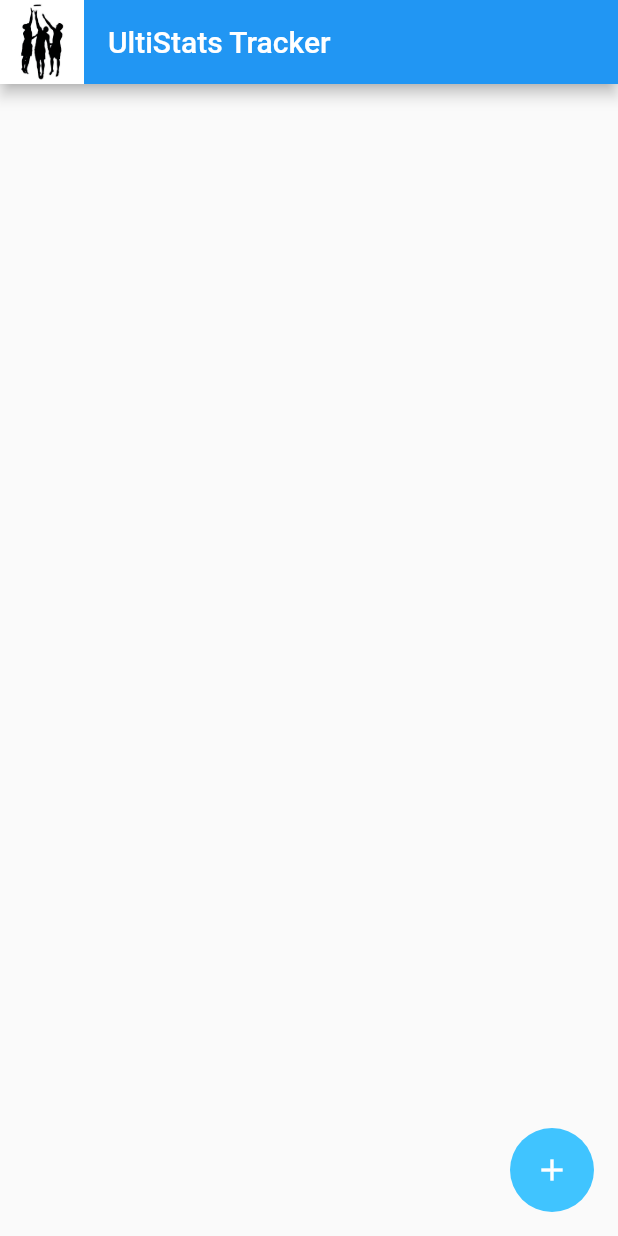
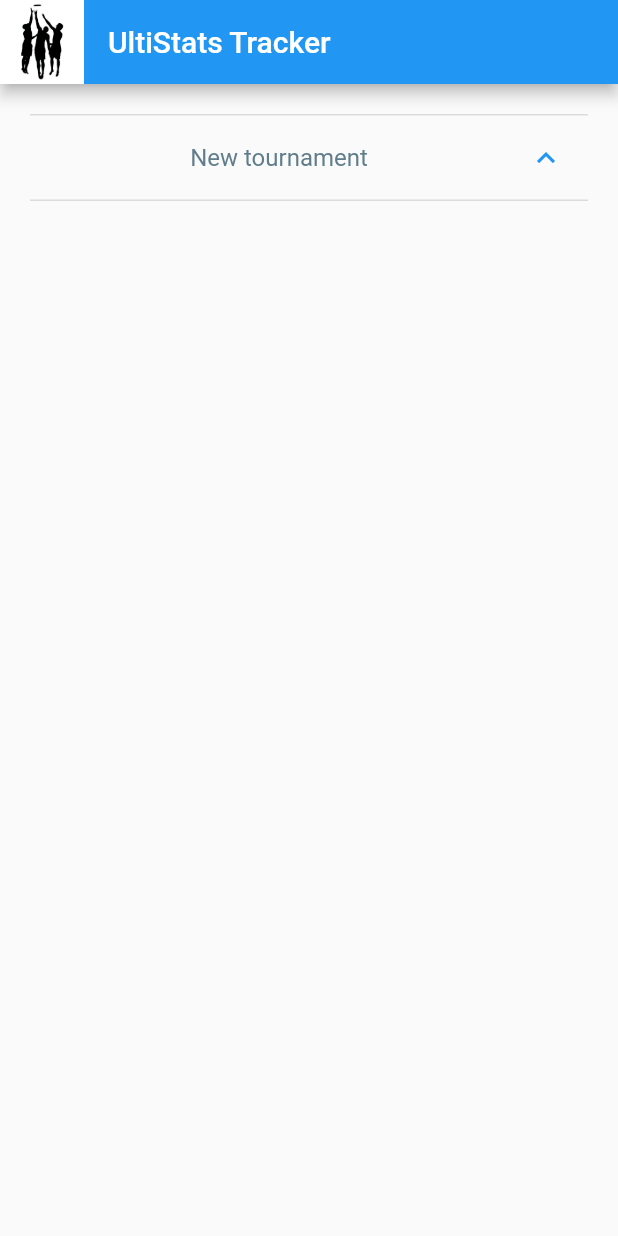
Before and after one commit to boyforever/ultistats_tracker, a Flutter app: the screen it shows after launch, on a phone screen of 412 x 824 dp. Run offline on Flutter 3.47's test engine with Material 2 defaults, Android fonts, the phone set to English and light mode, and no system bars.

Commit message:
ui changed

```diff
--- a/lib/ioclass.dart
+++ b/lib/ioclass.dart
@@ -4,22 +4,16 @@ import 'package:path_provider/path_provider.dart';
 
 class Tournament {
   String id, title, date;
+  int goals=0, assists=0, blocks=0, turnovers=0;
   List<Game> games;
-  Tournament([this.id, this.title, this.date, this.games]);
+  Tournament([this.id, this.title, this.date, this.games, this.goals, this.assists, this.blocks, this.turnovers]);
 }
 class Game {
   String id, tournamentid, home="Bayview", guest;
-  int homeScore, guestScore, goals, assists, blocks, turnovers;
+  int homeScore=0, guestScore=0, goals=0, assists=0, blocks=0, turnovers=0;
   //GameData data;
   Game([this.id, this.tournamentid, this.guest, this.homeScore, this.guestScore, this.goals, this.assists, this.blocks, this.turnovers]);
 }
-// class GameData {
-//   String gameid;
-//   int homeScore, guestScore, goals, assists, blocks, turnovers;
-//   GameData([this.gameid, this.homeScore, this.guestScore, this.goals, this.assists, this.blocks, this.turnovers]);
-// }
-
-// class ContentStorage {
   // Tournament file
   Future<String> get _localPath async {
     final directory = await getApplicationDocumentsDirectory();
@@ -35,7 +29,7 @@ class Game {
       final file = await _localFile("tournaments");
       String contents = await file.readAsString();
       List<String> list = contents.split("|");
-      for(var i = 0; i < list.length; i=i+3) _ts.add(new Tournament(list[i], list[i+1], list[i+2]));
+      for(var i = 0; i < list.length; i=i+3) _ts.add(new Tournament(list[i], list[i+1], list[i+2],new List<Game>(), 0,0,0,0));
     } catch (e) {
     }
     return _ts;
@@ -67,20 +61,3 @@ class Game {
       return file.writeAsString(_x.substring(1), mode: FileMode.WRITE_ONLY);
     } catch(er) { return null;}
   }
-  // game data
-  // Future<GameData> loadGameData(String gameid) async {
-  //   try{
-  //     final file = await _localFile(gameid);
-  //     String contents = await file.readAsString();
-  //     List<String> list = contents.split("|");
-  //     return new GameData(list[0], int.parse(list[1]), int.parse(list[2]), int.parse(list[3]), int.parse(list[4]), int.parse(list[5]), int.parse(list[6]) );
-  //   } catch(e) { return new GameData(gameid, 0,0,0,0,0,0);}
-  // }
-  // Future<File> rewriteGameData(GameData g) async {
-  //   try{
-  //     final file = await _localFile(g.gameid);
-  //     String _x = g.gameid + "|" + g.homeScore.toString() + "|" + g.guestScore.toString() + "|" + g.goals.toString() + "|" + g.assists.toString() + "|" + g.blocks.toString() + "|" + g.turnovers.toString();
-  //     return file.writeAsString(_x, mode: FileMode.WRITE_ONLY);
-  //   }catch(er) { return null;}
-  // }
-// }
--- a/lib/main.dart
+++ b/lib/main.dart
@@ -7,9 +7,6 @@ import 'statsscreen.dart';
 
 void main() => runApp(new MyApp());
 List<Tournament> _tournaments = new List<Tournament>();
-//List<Game> _games = new List<Game>();
-//List<GameData> _gameData = new List<GameData>();
-
 class MyApp extends StatelessWidget {
   @override
   Widget build(BuildContext context) {
@@ -22,72 +19,100 @@ class MyApp extends StatelessWidget {
     );
   }
 }
-
 class TournamentsScreen extends StatefulWidget{
   @override
   TournamentsScreenState createState() => new TournamentsScreenState();
 }
 class TournamentsScreenState extends State<TournamentsScreen>{
-  //List<ListTile> _gamesList = new List<ListTile>();
   @override
   void initState() {
     super.initState();
     loadTournaments().then((List<Tournament> t){
       setState((){
         _tournaments = t;
+        int _g=0, _a=0, _b=0, _o=0;
         for(var _t in _tournaments){
           loadGames(_t.id).then((List<Game> g){
             _t.games = g;
+            if(g!=null){
+              for (var item in g) {
+                _g += item.goals;
+                _a += item.assists;
+                _b += item.blocks;
+                _o += item.turnovers;
+              }
+            }
+            _t.goals = _g;
+            _t.assists = _a;
+            _t.blocks = _b;
+            _t.turnovers = _o;
           });
         }
-        // for(var _g in _games){
-        //   loadGameData(_g.id).then((GameData value){
-        //     _g.data = value;
-        //   });
-        // }
       });
     });
   }
   void nextToStatsScreen(Tournament t, int index){
-    //if(g.data == null) g.data = new GameData(g.id,0,0,0,0,0,0);
     if(t.games[index] != null){
       Navigator.push(context, new MaterialPageRoute(builder: (context) => new StatsScreen(tournament: t, index: index,)));
     }
   }
   List<ListTile> getListOfGames(Tournament t){
     List<ListTile> results = new List<ListTile>();
+    if(t.games == null) {
+      results.add(getEmptyGame(t));
+      return results;
+    }
     for(int i=0; i<t.games.length; i++){
       if(t.games[i] != null){
-        results.add(new ListTile(title: new Text(t.games[i].home + " VS. " + t.games[i].guest , style: new TextStyle(fontSize: 18.0, fontWeight: FontWeight.normal, color: Colors.black),),onTap: (){
+        results.add(new ListTile(title: new Text(t.games[i].home + " VS. " + t.games[i].guest , style: new TextStyle(fontSize: 18.0, fontWeight: FontWeight.normal, color: Colors.black),),isThreeLine: true, subtitle: new Text(t.games[i].homeScore.toString() + " - " + t.games[i].guestScore.toString() + "  goals:" + t.games[i].goals.toString() + " assists:" + t.games[i].assists.toString() + " blocks:" + t.games[i].blocks.toString() + "  turnovers:" + t.games[i].turnovers.toString()), onTap: (){
         nextToStatsScreen(t, i);
         },));
       }
     }
+    results.add(getEmptyGame(t));
     return results;
+  }
+  Widget getEmptyGame(Tournament t){
+    return new ListTile(title: new FlatButton(child: new Text("New opponent team", style: new TextStyle(fontSize: 14.0, fontWeight: FontWeight.normal, color: Colors.blueGrey)), onPressed: (){showDialog(context: context, builder: (context)=>inputGameDialog(t) );},),);
+  }
+  Widget getEmptyTournament(){
+    return new ExpansionTile(
+        initiallyExpanded: true,
+        title: new FlatButton(child: new Text("New tournament", style: new TextStyle(fontSize: 16.0, fontWeight: FontWeight.normal, color: Colors.blueGrey),), onPressed: (){showDialog(context: context, builder: (context)=>inputTournamentDialog() );},),
+    );
+
   }
   List<Widget> getListOfTournaments(){
     List<Widget> results = new List<Widget>();
     if (_tournaments == null) {
-      results.add(new Text("Sorry, something went wrong on our end."));
+      results.add(getEmptyTournament());
       return results;
     }
     for (var item in _tournaments) {
+      item.goals = 0;
+      item.assists = 0;
+      item.blocks = 0;
+      item.turnovers = 0;
+      for (var gi in item.games) {
+        item.goals += gi.goals;
+        item.assists += gi.assists;
+        item.blocks += gi.blocks;
+        item.turnovers += gi.turnovers;
+      }
       results.add(new ExpansionTile(
         initiallyExpanded: true,
-        leading: new IconButton(icon: new Icon(Icons.add_circle, color: Colors.blueAccent,),onPressed: (){
-          showDialog(context: context, builder: (context)=>inputGameDialog(item) );
-          }),
-        title: new Text(item.title + " - " + item.date, style: new TextStyle(fontSize: 16.0, fontWeight: FontWeight.bold, color: Colors.black),),
+        title: new Text(item.title + " - " + item.date + "\ngoals:" + item.goals.toString() + "  assists:" + item.assists.toString() +"\nblocks:"+ item.blocks.toString() +"  turnovers:" + item.turnovers.toString(), style: new TextStyle(fontSize: 16.0, fontWeight: FontWeight.bold, color: Colors.black),),
         children: getListOfGames(item)
         )
       );
     }
+    results.add(getEmptyTournament());
     return results;
   }
   Future<File> saveGame(Tournament t, String guest) async {
     setState(() {
+      if(t.games == null) t.games = new List<Game>();
       t.games.add(new Game("g" + new DateTime.now().millisecondsSinceEpoch.toString(), t.id, guest, 0,0,0,0,0,0));
-      //_.add(new Game("g" + new DateTime.now().millisecondsSinceEpoch.toString(), tournamentid, guest, 0,0,0,0,0,0));
     });
     return rewriteGames(t);
   }
@@ -111,7 +136,7 @@ class TournamentsScreenState extends State<TournamentsScreen>{
     );
   }
   Future<File> saveTournament(String title, String date) async {
-    setState(() { _tournaments.add(new Tournament('t' + new DateTime.now().millisecondsSinceEpoch.toString(), title, date)); });
+    setState(() { _tournaments.add(new Tournament('t' + new DateTime.now().millisecondsSinceEpoch.toString(), title, date, new List<Game>(), 0,0,0,0)); });
     return rewriteTournaments(_tournaments);
   }
   Widget inputTournamentDialog(){
@@ -134,7 +159,7 @@ class TournamentsScreenState extends State<TournamentsScreen>{
           selectedDate: _fromDate,
           selectDate: (DateTime date) {
             setState(() {
-              _fromDate = date; // "${date.year.toString()}-${date.month.toString().padLeft(2,'0')}-${date.day.toString().padLeft(2,'0')}";
+              _fromDate = date;
             });
           },
         ),
@@ -153,14 +178,6 @@ class TournamentsScreenState extends State<TournamentsScreen>{
           padding: const EdgeInsets.all(20.0),
           children: getListOfTournaments(),
         ),
-        floatingActionButton: new FloatingActionButton(
-          elevation: 0.0,
-          child: new Icon(Icons.add,),
-          backgroundColor: Colors.lightBlueAccent,
-          onPressed: (){
-            showDialog(context: context, builder: (context)=>inputTournamentDialog() );
-          }
-        )
       );
   }
 }
```
Also changed, not shown: lib/statsscreen.dart (+1 -28 lines), 1 other file.
